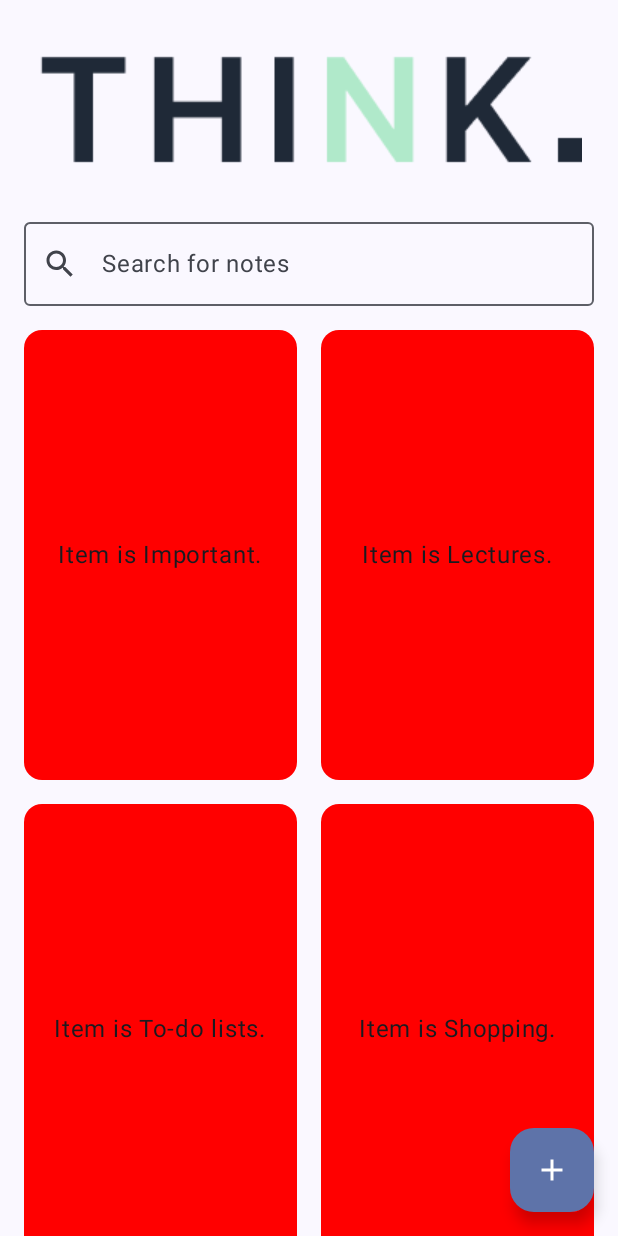
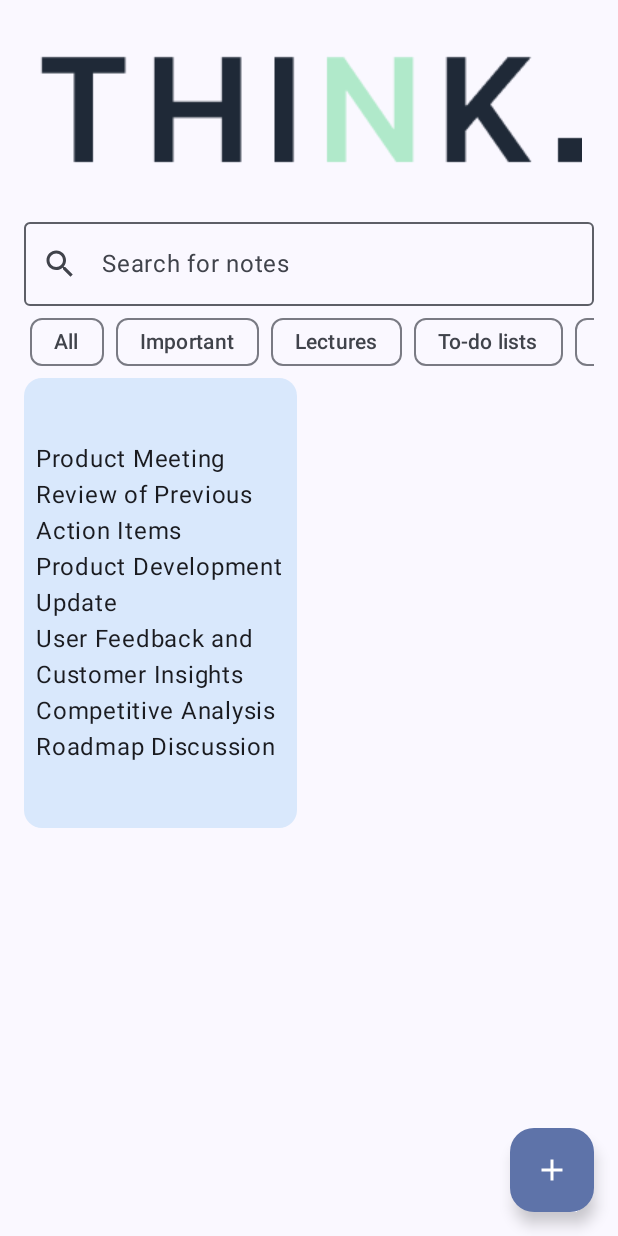
Before and after one commit to zabi90/ThinkNote, an Android app built with Jetpack Compose: the screen it shows after launch (MainActivity), on a phone screen of 412 x 824 dp. Run offline under Robolectric (Android 15) with nearby library versions, the phone set to English and light mode, and no system bars; our stand-ins replace Dagger/Hilt's generated code, Room's generated code.

Commit message:
update database call

```diff
--- a/app/src/main/java/com/thinknote/app/MainActivity.kt
+++ b/app/src/main/java/com/thinknote/app/MainActivity.kt
@@ -21,6 +21,8 @@ import androidx.compose.ui.tooling.preview.Preview
 import androidx.compose.ui.unit.dp
 import androidx.lifecycle.viewmodel.compose.viewModel
 import com.thinknote.app.database.models.Category
+import com.thinknote.app.ui.components.CategoryItem
+import com.thinknote.app.ui.components.CategoryList
 import com.thinknote.app.ui.components.NotesGrid
 import com.thinknote.app.ui.components.SearchView
 import com.thinknote.app.ui.screens.home.HomeViewModel
@@ -44,7 +46,6 @@ class MainActivity : ComponentActivity() {
                     }) { innerPadding ->
                     App(
                         modifier = Modifier.padding(innerPadding),
-
                         )
                 }
             }
@@ -68,13 +69,18 @@ fun App(modifier: Modifier) {
         SearchView(modifier = Modifier
             .fillMaxWidth()
             .padding(horizontal = 16.dp), onSearchValueChange = {
-
         })
+        CategoryList(
+            modifier = Modifier
+                .fillMaxWidth()
+                .padding(horizontal = 16.dp),
+            categories = categories.value
+        )
         NotesGrid(
             modifier = Modifier
                 .fillMaxSize()
-                .padding(top = 16.dp, start = 16.dp, end = 16.dp),
-            categoryWithNotes = categories.value
+                .padding(start = 16.dp, end = 16.dp),
+            categoryWithNotes = homeViewModel.notes.value
         )
     }
 }
--- a/app/src/main/java/com/thinknote/app/database/seeds/Seeds.kt
+++ b/app/src/main/java/com/thinknote/app/database/seeds/Seeds.kt
@@ -1,14 +1,26 @@
 package com.thinknote.app.database.seeds
 
 import android.content.ContentValues
+import androidx.room.ColumnInfo
+import androidx.room.PrimaryKey
 import androidx.room.RoomDatabase
 import androidx.sqlite.db.SupportSQLiteDatabase
+import java.util.Date
 
 class Seeds : RoomDatabase.Callback() {
 
     override fun onCreate(db: SupportSQLiteDatabase) {
         super.onCreate(db)
+
+
+
         var contentValues = ContentValues().apply {
+            put("name", "All")
+        }
+        db.insert("Categories", 0, contentValues)
+
+
+        contentValues = ContentValues().apply {
             put("name", "Important")
         }
         db.insert("Categories", 0, contentValues)
@@ -32,5 +44,20 @@ class Seeds : RoomDatabase.Callback() {
             put("name", "Others")
         }
         db.insert("Categories", 0, contentValues)
+
+
+        var noteContentValues = ContentValues().apply {
+            put("description", "Product Meeting \n" +
+                    "Review of Previous Action Items\n" +
+                    "Product Development Update\n" +
+                    "User Feedback and Customer Insights\n" +
+                    "Competitive Analysis\n" +
+                    "Roadmap Discussion  ")
+            put("categoryId", 1)
+            put("color", 0xFFD9E8FC)
+            put("createdAt", Date().time)
+            put("updatedAt", Date().time)
+        }
+        db.insert("Notes", 0, noteContentValues)
     }
 }
--- /dev/null
+++ b/app/src/main/java/com/thinknote/app/ui/components/CategoryItem.kt
@@ -0,0 +1,30 @@
+package com.thinknote.app.ui.components
+
+import androidx.compose.foundation.layout.wrapContentSize
+import androidx.compose.material3.FilterChip
+import androidx.compose.material3.SuggestionChip
+import androidx.compose.material3.Text
+import androidx.compose.runtime.Composable
+import androidx.compose.ui.Modifier
+import androidx.compose.ui.tooling.preview.Preview
+import com.thinknote.app.database.models.Category
+import com.thinknote.app.ui.theme.ThinkNoteTheme
+
+@Composable
+fun CategoryItem(modifier: Modifier = Modifier, category: Category) {
+    FilterChip(selected = false, modifier = modifier, onClick = { /*TODO*/ }, label = {
+        Text(category.name)
+    })
+}
+
+@Preview(showBackground = true)
+@Composable
+fun CategoryItemPreview() {
+    ThinkNoteTheme {
+        CategoryItem(
+            modifier = Modifier
+                .wrapContentSize(),
+            category = Category(1, "Health")
+        )
+    }
+}
--- /dev/null
+++ b/app/src/main/java/com/thinknote/app/ui/components/CategoryList.kt
@@ -0,0 +1,42 @@
+package com.thinknote.app.ui.components
+
+import androidx.compose.foundation.layout.fillMaxSize
+import androidx.compose.foundation.layout.fillMaxWidth
+import androidx.compose.foundation.layout.padding
+import androidx.compose.foundation.layout.wrapContentSize
+import androidx.compose.foundation.lazy.LazyRow
+import androidx.compose.foundation.lazy.items
+import androidx.compose.runtime.Composable
+import androidx.compose.ui.Modifier
+import androidx.compose.ui.tooling.preview.Preview
+import androidx.compose.ui.unit.dp
+import com.thinknote.app.database.models.Category
+import com.thinknote.app.ui.theme.ThinkNoteTheme
+
+@Composable
+fun CategoryList(modifier: Modifier = Modifier, categories: List<Category>) {
+    LazyRow(modifier = modifier) {
+        items(categories) {
+            CategoryItem(modifier = Modifier.padding(horizontal = 4.dp), category = it)
+        }
+    }
+}
+
+@Preview(showBackground = true)
+@Composable
+fun CategoryListPreview() {
+    ThinkNoteTheme {
+        CategoryList(
+            modifier = Modifier
+                .fillMaxSize(),
+            categories = listOf(
+                Category(1, "Health"),
+                Category(2, "Fashion"),
+                Category(3, "Weather"),
+                Category(4, "Sports"),
+                Category(5, "Fashion"),
+
+            )
+        )
+    }
+}
--- a/app/src/main/java/com/thinknote/app/ui/components/NoteItem.kt
+++ b/app/src/main/java/com/thinknote/app/ui/components/NoteItem.kt
@@ -12,14 +12,16 @@ import androidx.compose.ui.Modifier
 import androidx.compose.ui.graphics.Color
 import androidx.compose.ui.tooling.preview.Preview
 import androidx.compose.ui.unit.dp
+import com.thinknote.app.database.models.Note
 import com.thinknote.app.ui.theme.ThinkNoteTheme
+import java.util.Date
 
 @Composable
-fun NoteItem(modifier: Modifier = Modifier, string: String) {
+fun NoteItem(modifier: Modifier = Modifier, note: Note) {
     Card(
-        colors = CardDefaults.cardColors(containerColor = Color.Red)
+        colors = CardDefaults.cardColors(containerColor = Color(note.color))
     ) {
-        Text(text = string, modifier = modifier)
+        Text( text = note.description, modifier = modifier.padding(8.dp))
     }
 }
 
@@ -32,7 +34,7 @@ fun NoteItemPreview() {
                 .fillMaxWidth()
                 .padding(16.dp)
                 .height(300.dp),
-            "This is test notes description"
+            Note(1, 1, "text descr", 0xFFD9E8FC, Date(), Date())
         )
     }
 }
--- a/app/src/main/java/com/thinknote/app/ui/components/NotesGrid.kt
+++ b/app/src/main/java/com/thinknote/app/ui/components/NotesGrid.kt
@@ -13,10 +13,11 @@ import androidx.compose.ui.Modifier
 import androidx.compose.ui.tooling.preview.Preview
 import androidx.compose.ui.unit.dp
 import com.thinknote.app.database.models.Category
+import com.thinknote.app.database.models.Note
 import com.thinknote.app.ui.theme.ThinkNoteTheme
 
 @Composable
-fun NotesGrid(modifier: Modifier = Modifier, categoryWithNotes: List<Category>) {
+fun NotesGrid(modifier: Modifier = Modifier, categoryWithNotes: List<Note>) {
 
     // val itemsList = (0..20).toList()
 
@@ -32,7 +33,7 @@ fun NotesGrid(modifier: Modifier = Modifier, categoryWithNotes: List<Category>)
         verticalArrangement = Arrangement.spacedBy(16.dp)
     ) {
         items(categoryWithNotes) {
-            NoteItem(modifier = itemModifier, "Item is ${it.name}.")
+            NoteItem(modifier = itemModifier, it)
         }
     }
 
--- a/app/src/main/java/com/thinknote/app/ui/screens/home/HomeViewModel.kt
+++ b/app/src/main/java/com/thinknote/app/ui/screens/home/HomeViewModel.kt
@@ -7,6 +7,7 @@ import androidx.lifecycle.ViewModel
 import androidx.lifecycle.viewModelScope
 import com.thinknote.app.database.AppDatabase
 import com.thinknote.app.database.models.Category
+import com.thinknote.app.database.models.Note
 import dagger.hilt.android.lifecycle.HiltViewModel
 import kotlinx.coroutines.launch
 import javax.inject.Inject
@@ -17,6 +18,10 @@ class HomeViewModel @Inject constructor(val appDatabase: AppDatabase) : ViewMode
     private var _categories : MutableState<List<Category>> = mutableStateOf(emptyList())
     val categories : State<List<Category>> get() = _categories
 
+    private var _notes : MutableState<List<Note>> = mutableStateOf(emptyList())
+    val notes : State<List<Note>> get() = _notes
+
+
     init {
         getCategories()
     }
@@ -26,6 +31,15 @@ class HomeViewModel @Inject constructor(val appDatabase: AppDatabase) : ViewMode
         viewModelScope.launch {
             appDatabase.categoryDao().getCategories().collect{
                 _categories.value = it
+                getNotes(it[0].id)
+            }
+        }
+    }
+
+    fun getNotes(categoryId : Int){
+        viewModelScope.launch {
+            appDatabase.noteDao().getNoteByCategory(categoryId).collect{
+                _notes.value = it
             }
         }
     }
```
